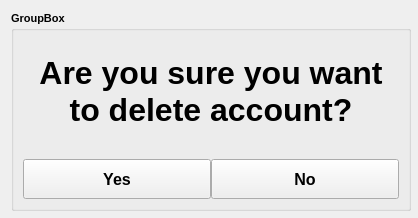
Old version of the form ui/Delete_Popup.ui in the repository IvnGenza/EasyJob_39.
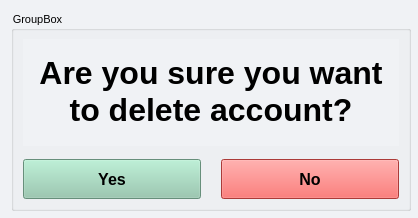
New version of the form.

Commit message: Updated version with new design

Patch:
```diff
--- a/ui/Delete_Popup.ui
+++ b/ui/Delete_Popup.ui
@@ -32,6 +32,9 @@
   <property name="windowTitle">
    <string>Form</string>
   </property>
+  <property name="styleSheet">
+   <string notr="true">background-color:#F0F2F5;</string>
+  </property>
   <layout class="QVBoxLayout" name="verticalLayout_2">
    <item>
     <widget class="QGroupBox" name="groupBox">
@@ -91,7 +94,7 @@
       <item>
        <layout class="QHBoxLayout" name="horizontalLayout">
         <property name="spacing">
-         <number>0</number>
+         <number>20</number>
         </property>
         <property name="topMargin">
          <number>10</number>
@@ -113,8 +116,13 @@
           <property name="font">
            <font>
             <pointsize>12</pointsize>
+            <weight>75</weight>
+            <bold>true</bold>
            </font>
           </property>
+          <property name="styleSheet">
+           <string notr="true">background-color:#90C8AC;</string>
+          </property>
           <property name="text">
            <string>Yes</string>
           </property>
@@ -137,8 +145,13 @@
           <property name="font">
            <font>
             <pointsize>12</pointsize>
+            <weight>75</weight>
+            <bold>true</bold>
            </font>
           </property>
+          <property name="styleSheet">
+           <string notr="true">background-color:#EF5350;</string>
+          </property>
           <property name="text">
            <string>No</string>
           </property>
```
The commit also changes 5 other files.
